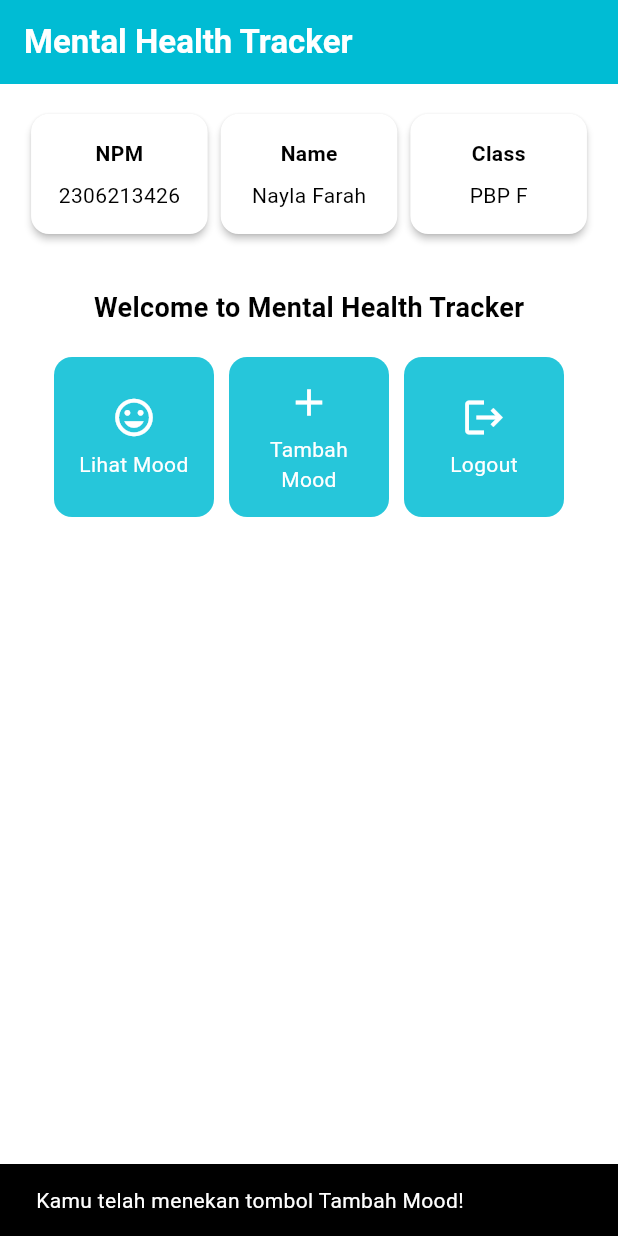
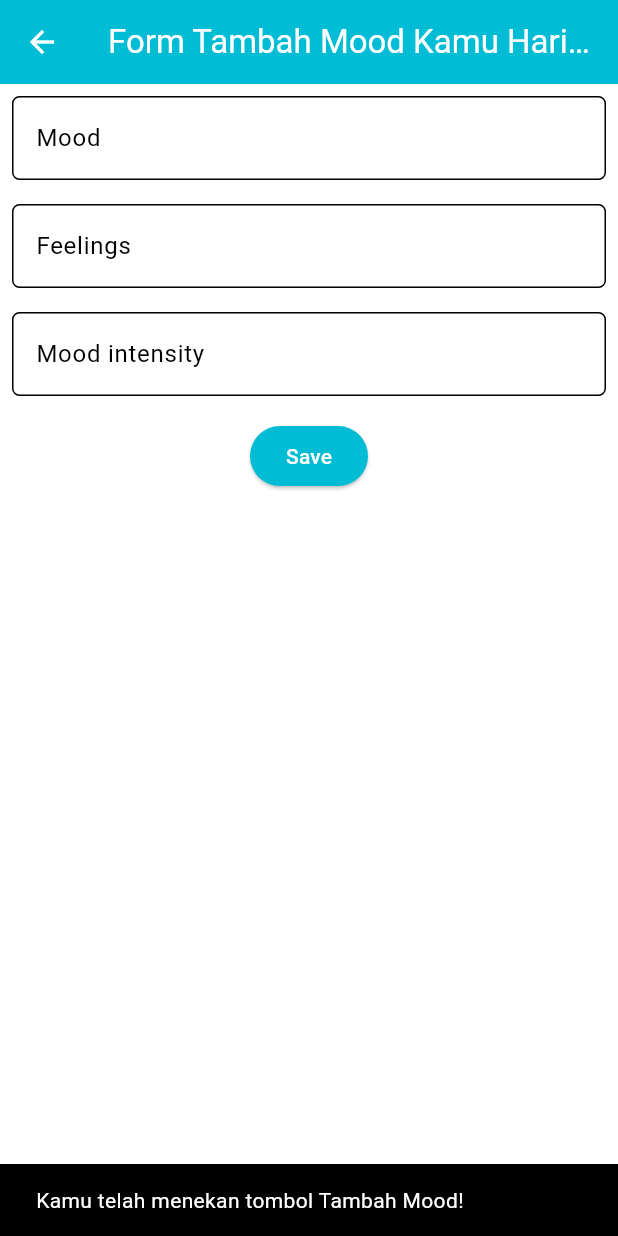
Before and after one commit to naylafn/mental-health-tracker-mobile, a Flutter app: the screen it shows after launch, after a tap on "Tambah Mood", on a phone screen of 412 x 824 dp. Run offline on Flutter 3.47's test engine with Material 3 defaults, Android fonts, the phone set to English and light mode, and no system bars.

Commit message:
finish: tutorial 7

```diff
--- a/lib/main.dart
+++ b/lib/main.dart
@@ -1,5 +1,5 @@
 import 'package:flutter/material.dart';
-import 'package:mental_health_tracker/menu.dart';
+import 'package:mental_health_tracker/screens/menu.dart';
 
 void main() {
   runApp(const MyApp());
--- a/lib/menu.dart
+++ b/lib/screens/menu.dart
@@ -1,4 +1,7 @@
 import 'package:flutter/material.dart';
+import 'package:mental_health_tracker/widgets/left_drawer.dart';
+import 'package:mental_health_tracker/screens/moodentry_form.dart';
+import 'package:mental_health_tracker/widgets/mood_card.dart';
 
 class MyHomePage extends StatelessWidget {
     MyHomePage({super.key});
@@ -23,7 +26,12 @@ class MyHomePage extends StatelessWidget {
                 ),
             // Warna latar belakang AppBar diambil dari skema warna tema aplikasi.
             backgroundColor: Theme.of(context).colorScheme.primary,
+            // Mengganti warna icon drawer menjadi putih
+            iconTheme: const IconThemeData(color: Colors.white),
             ),
+
+            // Masukkan drawer sebagai parameter nilai drawer dari widget Scaffold
+            drawer: const LeftDrawer(),
 
             // Body halaman dengan padding di sekelilingnya.
             body: Padding(
@@ -126,64 +134,3 @@ class InfoCard extends StatelessWidget {
     );
   }
 }
-
-class ItemHomepage {
-     final String name;
-     final IconData icon;
-
-     ItemHomepage(this.name, this.icon);
- }
-
-class ItemCard extends StatelessWidget {
-  // Menampilkan kartu dengan ikon dan nama.
-
-  final ItemHomepage item;
-
-  const ItemCard(this.item, {super.key});
-
-  @override
-  Widget build(BuildContext context) {
-    return Material(
-      // Menentukan warna latar belakang dari tema aplikasi.
-      color: Theme.of(context).colorScheme.secondary,
-      // Membuat sudut kartu melengkung.
-      borderRadius: BorderRadius.circular(12),
-
-      child: InkWell(
-        // Aksi ketika kartu ditekan.
-        onTap: () {
-          // Menampilkan pesan SnackBar saat kartu ditekan.
-          ScaffoldMessenger.of(context)
-            ..hideCurrentSnackBar()
-            ..showSnackBar(
-              SnackBar(content: Text("Kamu telah menekan tombol ${item.name}!"))
-            );
-        },
-        // Container untuk menyimpan Icon dan Text
-        child: Container(
-          padding: const EdgeInsets.all(8),
-          child: Center(
-            child: Column(
-              // Menyusun ikon dan teks di tengah kartu.
-              mainAxisAlignment: MainAxisAlignment.center,
-              children: [
-                Icon(
-                  item.icon,
-                  color: Colors.white,
-                  size: 30.0,
-                ),
-                const Padding(padding: EdgeInsets.all(3)),
-                Text(
-                  item.name,
-                  textAlign: TextAlign.center,
-                  style: const TextStyle(color: Colors.white),
-                ),
-              ],
-            ),
-          ),
-        ),
-      ),
-    );
-  }
-
-}
--- /dev/null
+++ b/lib/screens/moodentry_form.dart
@@ -0,0 +1,165 @@
+import 'package:flutter/material.dart';
+// TODO: Impor drawer yang sudah dibuat sebelumnya
+import 'package:mental_health_tracker/widgets/left_drawer.dart';
+
+class MoodEntryFormPage extends StatefulWidget {
+  const MoodEntryFormPage({super.key});
+
+  @override
+  State<MoodEntryFormPage> createState() => _MoodEntryFormPageState();
+}
+
+class _MoodEntryFormPageState extends State<MoodEntryFormPage> {
+  final _formKey = GlobalKey<FormState>();
+  String _mood = '';
+  String _feelings = '';
+  int _moodIntensity = 0;
+
+  @override
+  Widget build(BuildContext context) {
+    return Scaffold(
+     appBar: AppBar(
+       title: const Center(
+         child: Text(
+           'Form Tambah Mood Kamu Hari ini',
+         ),
+       ),
+       backgroundColor: Theme.of(context).colorScheme.primary,
+       foregroundColor: Colors.white,
+     ),
+     // TODO: Tambahkan drawer yang sudah dibuat di sini
+     body: Form(
+       key: _formKey,
+       child: SingleChildScrollView(
+        child: Column(
+        crossAxisAlignment: CrossAxisAlignment.start,
+          children: [
+            Padding(
+              padding: const EdgeInsets.all(8.0),
+              child: TextFormField(
+                decoration: InputDecoration(
+                  hintText: "Mood",
+                  labelText: "Mood",
+                  border: OutlineInputBorder(
+                    borderRadius: BorderRadius.circular(5.0),
+                  ),
+                ),
+                onChanged: (String? value) {
+                  setState(() {
+                    _mood = value!;
+                  });
+                },
+                validator: (String? value) {
+                  if (value == null || value.isEmpty) {
+                    return "Mood tidak boleh kosong!";
+                  }
+                  return null;
+                },
+              ),
+            ),
+
+            Padding(
+              padding: const EdgeInsets.all(8.0),
+              child: TextFormField(
+                decoration: InputDecoration(
+                  hintText: "Feelings",
+                  labelText: "Feelings",
+                  border: OutlineInputBorder(
+                    borderRadius: BorderRadius.circular(5.0),
+                  ),
+                ),
+                onChanged: (String? value) {
+                  setState(() {
+                    _feelings = value!;
+                  });
+                },
+                validator: (String? value) {
+                  if (value == null || value.isEmpty) {
+                    return "Feelings tidak boleh kosong!";
+                  }
+                  return null;
+                },
+              ),
+            ),
+
+            Padding(
+              padding: const EdgeInsets.all(8.0),
+              child: TextFormField(
+                decoration: InputDecoration(
+                  hintText: "Mood intensity",
+                  labelText: "Mood intensity",
+                  border: OutlineInputBorder(
+                    borderRadius: BorderRadius.circular(5.0),
+                  ),
+                ),
+                onChanged: (String? value) {
+                  setState(() {
+                    _moodIntensity = int.tryParse(value!) ?? 0;
+                  });
+                },
+                validator: (String? value) {
+                  if (value == null || value.isEmpty) {
+                    return "Mood intensity tidak boleh kosong!";
+                  }
+                  if (int.tryParse(value) == null) {
+                    return "Mood intensity harus berupa angka!";
+                  }
+                  return null;
+                },
+              ),
+            ),
+
+            Align(
+              alignment: Alignment.bottomCenter,
+              child: Padding(
+                padding: const EdgeInsets.all(8.0),
+                child: ElevatedButton(
+                  style: ButtonStyle(
+                    backgroundColor: WidgetStateProperty.all(
+                        Theme.of(context).colorScheme.primary),
+                  ),
+                  onPressed: () {
+                      if (_formKey.currentState!.validate()) {
+                        showDialog(
+                          context: context,
+                          builder: (context) {
+                            return AlertDialog(
+                              title: const Text('Mood berhasil tersimpan'),
+                              content: SingleChildScrollView(
+                                child: Column(
+                                  crossAxisAlignment: CrossAxisAlignment.start,
+                                  children: [
+                                    Text('Mood: $_mood'),
+                                    Text('Feelings: $_feelings'),
+                                    Text('Mood Intensity: $_moodIntensity'),
+                                  ],
+                                ),
+                              ),
+                              actions: [
+                                TextButton(
+                                  child: const Text('OK'),
+                                  onPressed: () {
+                                    Navigator.pop(context);
+                                    _formKey.currentState!.reset();
+                                  },
+                                ),
+                              ],
+                            );
+                          },
+                        );
+                      }
+                    },
+                  child: const Text(
+                    "Save",
+                    style: TextStyle(color: Colors.white),
+                  ),
+                ),
+              ),
+            ),
+          ],
+         )
+       ),
+     ),
+   );
+  }
+}
--- /dev/null
+++ b/lib/widgets/left_drawer.dart
@@ -0,0 +1,69 @@
+import 'package:flutter/material.dart';
+import 'package:mental_health_tracker/screens/menu.dart';
+// TODO: Impor halaman MoodEntryFormPage jika sudah dibuat
+import 'package:mental_health_tracker/screens/moodentry_form.dart';
+
+class LeftDrawer extends StatelessWidget {
+  const LeftDrawer({super.key});
+
+  @override
+  Widget build(BuildContext context) {
+    return Drawer(
+      child: ListView(
+        children: [
+          DrawerHeader(
+            decoration: BoxDecoration(
+                  color: Theme.of(context).colorScheme.primary,
+                ),
+                child: const Column(
+                  children: [
+                    Text(
+                      'Mental Health Tracker',
+                      textAlign: TextAlign.center,
+                      style: TextStyle(
+                        fontSize: 24,
+                        fontWeight: FontWeight.bold,
+                        color: Colors.white,
+                      ),
+                    ),
+                    Padding(padding: EdgeInsets.all(8)),
+                    Text(
+                      "Ayo jaga kesehatan mentalmu setiap hari disini!",
+                      // TODO: Tambahkan gaya teks dengan center alignment, font ukuran 15, warna putih, dan weight biasa
+                    ),
+                  ],
+                ),
+          ),
+            ListTile(
+                leading: const Icon(Icons.home_outlined),
+                title: const Text('Halaman Utama'),
+                // Bagian redirection ke MyHomePage
+                onTap: () {
+                  Navigator.pushReplacement(
+                      context,
+                      MaterialPageRoute(
+                        builder: (context) => MyHomePage(),
+                      ));
+                },
+              ),
+              ListTile(
+                leading: const Icon(Icons.mood),
+                title: const Text('Tambah Mood'),
+                // Bagian redirection ke MoodEntryFormPage
+                onTap: () {
+                  /*
+                  TODO: Buatlah routing ke MoodEntryFormPage di sini,
+                  setelah halaman MoodEntryFormPage sudah dibuat.
+                  */
+                  Navigator.pushReplacement(
+                    context,
+                    MaterialPageRoute(
+                      builder: (context) => MoodEntryFormPage(),
+                    ));
+                },
+              ),
+        ],
+      ),
+    );
+  }
+}
--- /dev/null
+++ b/lib/widgets/mood_card.dart
@@ -0,0 +1,74 @@
+import 'package:flutter/material.dart';
+import 'package:mental_health_tracker/widgets/left_drawer.dart';
+import 'package:mental_health_tracker/screens/moodentry_form.dart';
+
+class ItemHomepage {
+     final String name;
+     final IconData icon;
+
+     ItemHomepage(this.name, this.icon);
+ }
+
+class ItemCard extends StatelessWidget {
+  // Menampilkan kartu dengan ikon dan nama.
+
+  final ItemHomepage item;
+
+  const ItemCard(this.item, {super.key});
+
+  @override
+  Widget build(BuildContext context) {
+    return Material(
+      // Menentukan warna latar belakang dari tema aplikasi.
+      color: Theme.of(context).colorScheme.secondary,
+      // Membuat sudut kartu melengkung.
+      borderRadius: BorderRadius.circular(12),
+
+      child: InkWell(
+        // Aksi ketika kartu ditekan.
+        onTap: () {
+          // Memunculkan SnackBar ketika diklik
+          ScaffoldMessenger.of(context)
+            ..hideCurrentSnackBar()
+            ..showSnackBar(SnackBar(
+                content: Text("Kamu telah menekan tombol ${item.name}!")));
+
+          // Navigate ke route yang sesuai (tergantung jenis tombol)
+          if (item.name == "Tambah Mood") {
+            // TODO: Gunakan Navigator.push untuk melakukan navigasi ke MaterialPageRoute yang mencakup TrackerFormPage.
+            Navigator.push(
+              context,
+              MaterialPageRoute(
+                builder: (context) => MoodEntryFormPage(), //
+              ),
+            );
+          }
+        },
+        // Container untuk menyimpan Icon dan Text
+        child: Container(
+          padding: const EdgeInsets.all(8),
+          child: Center(
+            child: Column(
+              // Menyusun ikon dan teks di tengah kartu.
+              mainAxisAlignment: MainAxisAlignment.center,
+              children: [
+                Icon(
+                  item.icon,
+                  color: Colors.white,
+                  size: 30.0,
+                ),
+                const Padding(padding: EdgeInsets.all(3)),
+                Text(
+                  item.name,
+                  textAlign: TextAlign.center,
+                  style: const TextStyle(color: Colors.white),
+                ),
+              ],
+            ),
+          ),
+        ),
+      ),
+    );
+  }
+
+}
```
